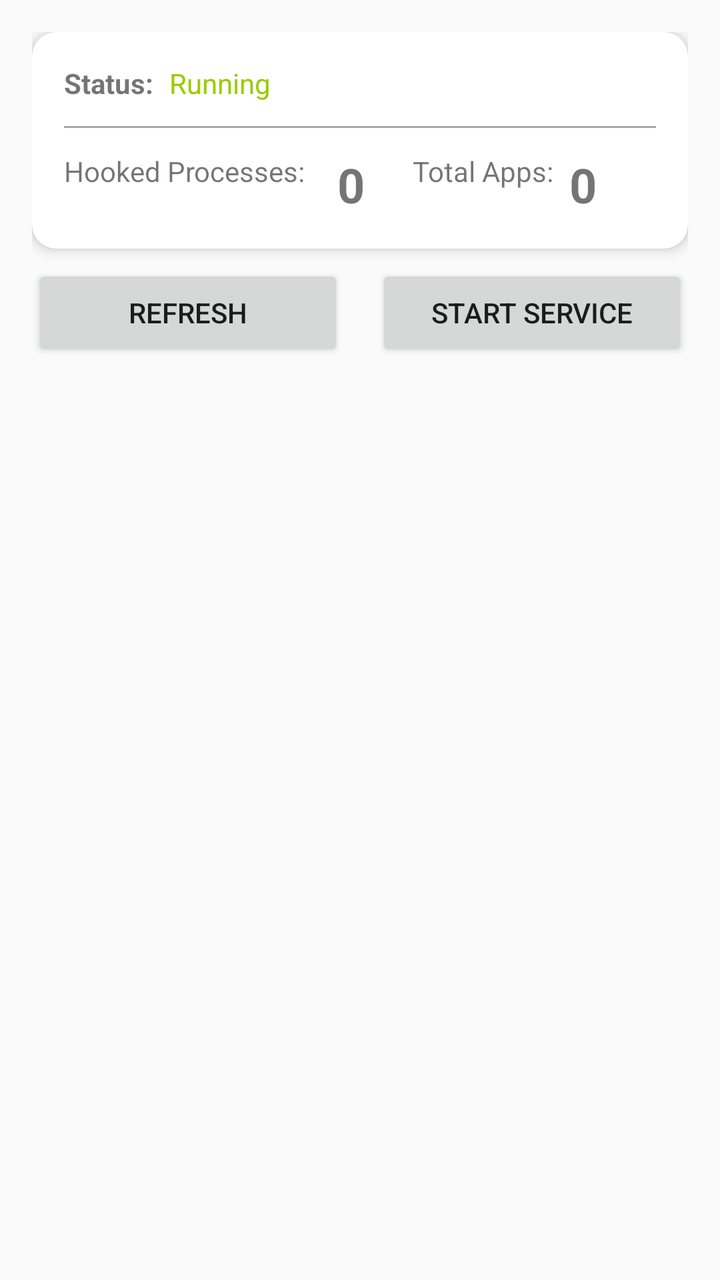
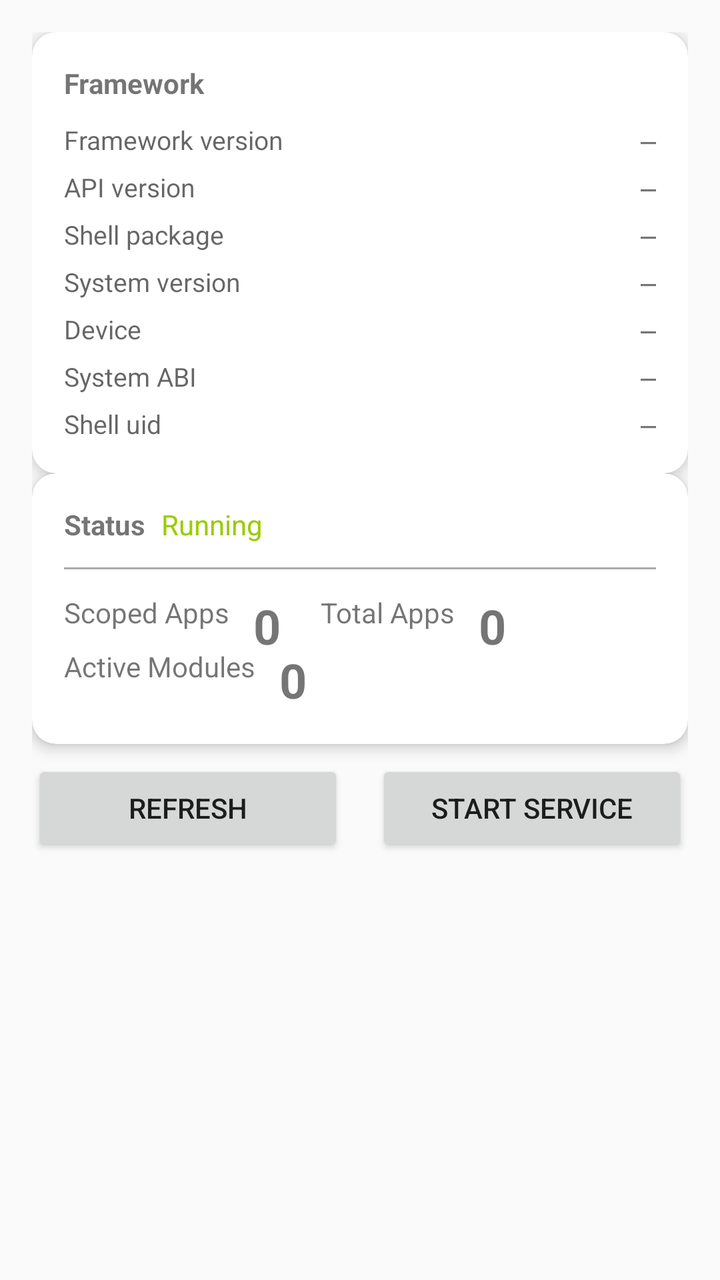

Two renders of the same Android screen: before a commit and after it. Below are the layout's source before the change and the commit's diff.
<!-- AndroidManifest.xml: application theme Theme.ShizuPosedManager -->
<!-- res/layout/fragment_home.xml -->
<?xml version="1.0" encoding="utf-8"?>
<androidx.constraintlayout.widget.ConstraintLayout 
    xmlns:android="http://schemas.android.com/apk/res/android"
    xmlns:app="http://schemas.android.com/apk/res-auto"
    xmlns:tools="http://schemas.android.com/tools"
    android:layout_width="match_parent"
    android:layout_height="match_parent"
    android:padding="16dp"
    android:background="?android:attr/windowBackground">

    <androidx.cardview.widget.CardView
        android:id="@+id/cardStatus"
        android:layout_width="0dp"
        android:layout_height="wrap_content"
        android:layout_marginBottom="16dp"
        app:cardCornerRadius="12dp"
        app:cardElevation="4dp"
        app:layout_constraintTop_toTopOf="parent"
        app:layout_constraintStart_toStartOf="parent"
        app:layout_constraintEnd_toEndOf="parent">

        <androidx.constraintlayout.widget.ConstraintLayout
            android:layout_width="match_parent"
            android:layout_height="wrap_content"
            android:padding="16dp">

            <TextView
                android:id="@+id/tvStatusLabel"
                android:layout_width="wrap_content"
                android:layout_height="wrap_content"
                android:text="Status:"
                android:textStyle="bold"
                android:textSize="14sp"
                app:layout_constraintStart_toStartOf="parent"
                app:layout_constraintTop_toTopOf="parent" />

            <TextView
                android:id="@+id/tvStatus"
                android:layout_width="wrap_content"
                android:layout_height="wrap_content"
                android:text="Running"
                android:textSize="14sp"
                android:textColor="@android:color/holo_green_light"
                android:layout_marginStart="8dp"
                app:layout_constraintStart_toEndOf="@id/tvStatusLabel"
                app:layout_constraintTop_toTopOf="parent" />

            <View
                android:id="@+id/divider1"
                android:layout_width="match_parent"
                android:layout_height="1dp"
                android:background="@android:color/darker_gray"
                android:layout_marginTop="12dp"
                app:layout_constraintTop_toBottomOf="@id/tvStatusLabel"
                app:layout_constraintStart_toStartOf="parent"
                app:layout_constraintEnd_toEndOf="parent" />

            <TextView
                android:id="@+id/tvHookedLabel"
                android:layout_width="wrap_content"
                android:layout_height="wrap_content"
                android:text="Hooked Processes:"
                android:textSize="14sp"
                android:layout_marginTop="12dp"
                app:layout_constraintStart_toStartOf="parent"
                app:layout_constraintTop_toBottomOf="@id/divider1" />

            <TextView
                android:id="@+id/tvHookedCount"
                android:layout_width="wrap_content"
                android:layout_height="wrap_content"
                android:text="0"
                android:textStyle="bold"
                android:textSize="24sp"
                android:layout_marginStart="16dp"
                app:layout_constraintStart_toEndOf="@id/tvHookedLabel"
                app:layout_constraintTop_toTopOf="@id/tvHookedLabel" />

            <TextView
                android:id="@+id/tvTotalAppsLabel"
                android:layout_width="wrap_content"
                android:layout_height="wrap_content"
                android:text="Total Apps:"
                android:textSize="14sp"
                android:layout_marginStart="24dp"
                app:layout_constraintStart_toEndOf="@id/tvHookedCount"
                app:layout_constraintTop_toTopOf="@id/tvHookedLabel" />

            <TextView
                android:id="@+id/tvTotalApps"
                android:layout_width="wrap_content"
                android:layout_height="wrap_content"
                android:text="0"
                android:textStyle="bold"
                android:textSize="24sp"
                android:layout_marginStart="8dp"
                app:layout_constraintStart_toEndOf="@id/tvTotalAppsLabel"
                app:layout_constraintTop_toTopOf="@id/tvHookedLabel" />

        </androidx.constraintlayout.widget.ConstraintLayout>
    </androidx.cardview.widget.CardView>

    <LinearLayout
        android:id="@+id/controlButtons"
        android:layout_width="0dp"
        android:layout_height="wrap_content"
        android:orientation="horizontal"
        android:layout_marginTop="8dp"
        app:layout_constraintTop_toBottomOf="@id/cardStatus"
        app:layout_constraintStart_toStartOf="parent"
        app:layout_constraintEnd_toEndOf="parent">

        <Button
            android:id="@+id/btnRefresh"
            android:layout_width="0dp"
            android:layout_height="wrap_content"
            android:layout_weight="1"
            android:text="Refresh"
            android:layout_marginEnd="8dp"
            android:padding="12dp" />

        <Button
            android:id="@+id/btnStartService"
            android:layout_width="0dp"
            android:layout_height="wrap_content"
            android:layout_weight="1"
            android:text="Start Service"
            android:layout_marginStart="8dp"
            android:padding="12dp" />

    </LinearLayout>

    <ProgressBar
        android:id="@+id/progressIndicator"
        android:layout_width="match_parent"
        android:layout_height="4dp"
        android:visibility="gone"
        android:progressTint="?attr/colorPrimary"
        app:layout_constraintTop_toBottomOf="@id/controlButtons"
        app:layout_constraintStart_toStartOf="parent"
        app:layout_constraintEnd_toEndOf="parent" />

    <androidx.recyclerview.widget.RecyclerView
        android:id="@+id/processRecyclerView"
        android:layout_width="0dp"
        android:layout_height="0dp"
        android:layout_marginTop="12dp"
        app:layout_constraintTop_toBottomOf="@id/progressIndicator"
        app:layout_constraintBottom_toBottomOf="parent"
        app:layout_constraintStart_toStartOf="parent"
        app:layout_constraintEnd_toEndOf="parent" />

</androidx.constraintlayout.widget.ConstraintLayout>
<!-- resources referenced by this layout -->
<resources>
  <style name="Theme.ShizuPosedManager" parent="Theme.AppCompat.DayNight.NoActionBar">
          
          <item name="colorPrimary">@color/md_theme_light_primary</item>
          <item name="colorPrimaryDark">@color/md_theme_light_primaryContainer</item>
          <item name="colorAccent">@color/md_theme_light_secondary</item>
  
          
          <item name="android:windowBackground">@color/md_theme_light_surface</item>
          <item name="android:colorBackground">@color/md_theme_light_surface</item>
  
          
          <item name="android:windowFullscreen">false</item>
          <item name="android:windowContentOverlay">@null</item>
          <item name="android:windowNoTitle">true</item>
          <item name="android:windowActionBar">false</item>
  
          
          <item name="android:statusBarColor">?attr/colorPrimary</item>
          <item name="android:windowLightStatusBar" tools:targetApi="m">true</item>
  
          
          <item name="android:navigationBarColor">@color/md_theme_light_surface</item>
          <item name="android:windowLightNavigationBar" tools:targetApi="o_mr1">true</item>
  
          
          <item name="android:windowAnimationStyle">@style/Animation.Activity</item>
      </style>
  <color name="md_theme_light_primary">#4CAF50</color>
  <color name="md_theme_light_primaryContainer">#C8E6C9</color>
  <color name="md_theme_light_secondary">#558B2F</color>
  <color name="md_theme_light_surface">#FAFAFA</color>
  <style name="Animation.Activity" parent="@android:style/Animation.Activity">
          <item name="android:activityOpenEnterAnimation">@android:anim/fade_in</item>
          <item name="android:activityOpenExitAnimation">@android:anim/fade_out</item>
          <item name="android:activityCloseEnterAnimation">@android:anim/fade_in</item>
          <item name="android:activityCloseExitAnimation">@android:anim/fade_out</item>
      </style>
</resources>

<!-- the commit's change to res/layout/fragment_home.xml (unified diff, before → after) -->
@@ -1,5 +1,5 @@
 <?xml version="1.0" encoding="utf-8"?>
-<androidx.constraintlayout.widget.ConstraintLayout 
+<androidx.constraintlayout.widget.ConstraintLayout
     xmlns:android="http://schemas.android.com/apk/res/android"
     xmlns:app="http://schemas.android.com/apk/res-auto"
     xmlns:tools="http://schemas.android.com/tools"
@@ -8,6 +8,219 @@
     android:padding="16dp"
     android:background="?android:attr/windowBackground">
 
+    
+    <androidx.cardview.widget.CardView
+        android:id="@+id/cardFrameworkInfo"
+        android:layout_width="0dp"
+        android:layout_height="wrap_content"
+        android:layout_marginBottom="12dp"
+        app:cardCornerRadius="12dp"
+        app:cardElevation="4dp"
+        app:layout_constraintTop_toTopOf="parent"
+        app:layout_constraintStart_toStartOf="parent"
+        app:layout_constraintEnd_toEndOf="parent">
+
+        <LinearLayout
+            android:layout_width="match_parent"
+            android:layout_height="wrap_content"
+            android:orientation="vertical"
+            android:padding="16dp">
+
+            <TextView
+                android:layout_width="wrap_content"
+                android:layout_height="wrap_content"
+                android:text="Framework"
+                android:textStyle="bold"
+                android:textSize="14sp" />
+
+            
+            <LinearLayout
+                android:layout_width="match_parent"
+                android:layout_height="wrap_content"
+                android:orientation="horizontal"
+                android:layout_marginTop="10dp">
+
+                <TextView
+                    android:layout_width="0dp"
+                    android:layout_height="wrap_content"
+                    android:layout_weight="1"
+                    android:text="Framework version"
+                    android:textSize="13sp"
+                    android:textColor="?android:attr/textColorSecondary" />
+
+                <TextView
+                    android:id="@+id/tvFrameworkVersion"
+                    android:layout_width="wrap_content"
+                    android:layout_height="wrap_content"
+                    android:text="—"
+                    android:textSize="13sp"
+                    android:fontFamily="monospace" />
+            </LinearLayout>
+
+            
+            <LinearLayout
+                android:layout_width="match_parent"
+                android:layout_height="wrap_content"
+                android:orientation="horizontal"
+                android:layout_marginTop="6dp">
+
+                <TextView
+                    android:layout_width="0dp"
+                    android:layout_height="wrap_content"
+                    android:layout_weight="1"
+                    android:text="API version"
+                    android:textSize="13sp"
+                    android:textColor="?android:attr/textColorSecondary" />
+
+                <TextView
+                    android:id="@+id/tvApiVersion"
+                    android:layout_width="wrap_content"
+                    android:layout_height="wrap_content"
+                    android:text="—"
+                    android:textSize="13sp"
+                    android:fontFamily="monospace" />
+            </LinearLayout>
+
+            
+            <LinearLayout
+                android:layout_width="match_parent"
+                android:layout_height="wrap_content"
+                android:orientation="horizontal"
+                android:layout_marginTop="6dp">
+
+                <TextView
+                    android:layout_width="0dp"
+                    android:layout_height="wrap_content"
+                    android:layout_weight="1"
+                    android:text="Shell package"
+                    android:textSize="13sp"
+                    android:textColor="?android:attr/textColorSecondary" />
+
+                <TextView
+                    android:id="@+id/tvShellPackage"
+                    android:layout_width="0dp"
+                    android:layout_height="wrap_content"
+                    android:layout_weight="1"
+                    android:text="—"
+                    android:textSize="13sp"
+                    android:fontFamily="monospace"
+                    android:gravity="end"
+                    android:maxLines="1"
+                    android:ellipsize="middle" />
+            </LinearLayout>
+
+            
+            <LinearLayout
+                android:layout_width="match_parent"
+                android:layout_height="wrap_content"
+                android:orientation="horizontal"
+                android:layout_marginTop="6dp">
+
+                <TextView
+                    android:layout_width="0dp"
+                    android:layout_height="wrap_content"
+                    android:layout_weight="1"
+                    android:text="System version"
+                    android:textSize="13sp"
+                    android:textColor="?android:attr/textColorSecondary" />
+
+                <TextView
+                    android:id="@+id/tvSystemVersion"
+                    android:layout_width="0dp"
+                    android:layout_height="wrap_content"
+                    android:layout_weight="1"
+                    android:text="—"
+                    android:textSize="13sp"
+                    android:fontFamily="monospace"
+                    android:gravity="end"
+                    android:maxLines="1"
+                    android:ellipsize="middle" />
+            </LinearLayout>
+
+            
+            <LinearLayout
+                android:layout_width="match_parent"
+                android:layout_height="wrap_content"
+                android:orientation="horizontal"
+                android:layout_marginTop="6dp">
+
+                <TextView
+                    android:layout_width="0dp"
+                    android:layout_height="wrap_content"
+                    android:layout_weight="1"
+                    android:text="Device"
+                    android:textSize="13sp"
+                    android:textColor="?android:attr/textColorSecondary" />
+
+                <TextView
+                    android:id="@+id/tvDevice"
+                    android:layout_width="0dp"
+                    android:layout_height="wrap_content"
+                    android:layout_weight="1"
+                    android:text="—"
+                    android:textSize="13sp"
+                    android:fontFamily="monospace"
+                    android:gravity="end"
+                    android:maxLines="1"
+                    android:ellipsize="middle" />
+            </LinearLayout>
+
+            
+            <LinearLayout
+                android:layout_width="match_parent"
+                android:layout_height="wrap_content"
+                android:orientation="horizontal"
+                android:layout_marginTop="6dp">
+
+                <TextView
+                    android:layout_width="0dp"
+                    android:layout_height="wrap_content"
+                    android:layout_weight="1"
+                    android:text="System ABI"
+                    android:textSize="13sp"
+                    android:textColor="?android:attr/textColorSecondary" />
+
+                <TextView
+                    android:id="@+id/tvSystemAbi"
+                    android:layout_width="0dp"
+                    android:layout_height="wrap_content"
+                    android:layout_weight="1"
+                    android:text="—"
+                    android:textSize="13sp"
+                    android:fontFamily="monospace"
+                    android:gravity="end"
+                    android:maxLines="1"
+                    android:ellipsize="middle" />
+            </LinearLayout>
+
+            
+            <LinearLayout
+                android:layout_width="match_parent"
+                android:layout_height="wrap_content"
+                android:orientation="horizontal"
+                android:layout_marginTop="6dp">
+
+                <TextView
+                    android:layout_width="0dp"
+                    android:layout_height="wrap_content"
+                    android:layout_weight="1"
+                    android:text="Shell uid"
+                    android:textSize="13sp"
+                    android:textColor="?android:attr/textColorSecondary" />
+
+                <TextView
+                    android:id="@+id/tvShellUid"
+                    android:layout_width="wrap_content"
+                    android:layout_height="wrap_content"
+                    android:text="—"
+                    android:textSize="13sp"
+                    android:fontFamily="monospace" />
+            </LinearLayout>
+
+        </LinearLayout>
+    </androidx.cardview.widget.CardView>
+
+    
     <androidx.cardview.widget.CardView
         android:id="@+id/cardStatus"
         android:layout_width="0dp"
@@ -15,7 +228,7 @@
         android:layout_marginBottom="16dp"
         app:cardCornerRadius="12dp"
         app:cardElevation="4dp"
-        app:layout_constraintTop_toTopOf="parent"
+        app:layout_constraintTop_toBottomOf="@id/cardFrameworkInfo"
         app:layout_constraintStart_toStartOf="parent"
         app:layout_constraintEnd_toEndOf="parent">
 
@@ -28,7 +241,7 @@
                 android:id="@+id/tvStatusLabel"
                 android:layout_width="wrap_content"
                 android:layout_height="wrap_content"
-                android:text="Status:"
+                android:text="@string/status"
                 android:textStyle="bold"
                 android:textSize="14sp"
                 app:layout_constraintStart_toStartOf="parent"
@@ -38,7 +251,7 @@
                 android:id="@+id/tvStatus"
                 android:layout_width="wrap_content"
                 android:layout_height="wrap_content"
-                android:text="Running"
+                android:text="@string/service_running"
                 android:textSize="14sp"
                 android:textColor="@android:color/holo_green_light"
                 android:layout_marginStart="8dp"
@@ -55,11 +268,12 @@
                 app:layout_constraintStart_toStartOf="parent"
                 app:layout_constraintEnd_toEndOf="parent" />
 
+            
             <TextView
                 android:id="@+id/tvHookedLabel"
                 android:layout_width="wrap_content"
                 android:layout_height="wrap_content"
-                android:text="Hooked Processes:"
+                android:text="@string/scoped_apps"
                 android:textSize="14sp"
                 android:layout_marginTop="12dp"
                 app:layout_constraintStart_toStartOf="parent"
@@ -72,17 +286,18 @@
                 android:text="0"
                 android:textStyle="bold"
                 android:textSize="24sp"
-                android:layout_marginStart="16dp"
+                android:layout_marginStart="12dp"
                 app:layout_constraintStart_toEndOf="@id/tvHookedLabel"
                 app:layout_constraintTop_toTopOf="@id/tvHookedLabel" />
 
+            
             <TextView
                 android:id="@+id/tvTotalAppsLabel"
                 android:layout_width="wrap_content"
                 android:layout_height="wrap_content"
-                android:text="Total Apps:"
-                android:textSize="14sp"
-                android:layout_marginStart="24dp"
+                android:text="@string/total_apps"
+                android:textSize="14sp"
+                android:layout_marginStart="20dp"
                 app:layout_constraintStart_toEndOf="@id/tvHookedCount"
                 app:layout_constraintTop_toTopOf="@id/tvHookedLabel" />
 
@@ -93,9 +308,31 @@
                 android:text="0"
                 android:textStyle="bold"
                 android:textSize="24sp"
-                android:layout_marginStart="8dp"
+                android:layout_marginStart="12dp"
                 app:layout_constraintStart_toEndOf="@id/tvTotalAppsLabel"
                 app:layout_constraintTop_toTopOf="@id/tvHookedLabel" />
+
+            
+            <TextView
+                android:id="@+id/tvActiveModulesLabel"
+                android:layout_width="wrap_content"
+                android:layout_height="wrap_content"
+                android:text="@string/active_modules"
+                android:textSize="14sp"
+                android:layout_marginTop="8dp"
+                app:layout_constraintStart_toStartOf="parent"
+                app:layout_constraintTop_toBottomOf="@id/tvHookedLabel" />
+
+            <TextView
+                android:id="@+id/tvActiveModules"
+                android:layout_width="wrap_content"
+                android:layout_height="wrap_content"
+                android:text="0"
+                android:textStyle="bold"
+                android:textSize="24sp"
+                android:layout_marginStart="12dp"
+                app:layout_constraintStart_toEndOf="@id/tvActiveModulesLabel"
+                app:layout_constraintTop_toTopOf="@id/tvActiveModulesLabel" />
 
         </androidx.constraintlayout.widget.ConstraintLayout>
     </androidx.cardview.widget.CardView>
@@ -115,7 +352,7 @@
             android:layout_width="0dp"
             android:layout_height="wrap_content"
             android:layout_weight="1"
-            android:text="Refresh"
+            android:text="@string/refresh"
             android:layout_marginEnd="8dp"
             android:padding="12dp" />
 
@@ -124,7 +361,7 @@
             android:layout_width="0dp"
             android:layout_height="wrap_content"
             android:layout_weight="1"
-            android:text="Start Service"
+            android:text="@string/start_service"
             android:layout_marginStart="8dp"
             android:padding="12dp" />
 
<!-- resource entries referenced after the edit -->
@@ -1,5 +1,12 @@
 <!-- resources referenced by this layout -->
 <resources>
+  <string name="active_modules">Active Modules</string>
+  <string name="refresh">Refresh</string>
+  <string name="scoped_apps">Scoped Apps</string>
+  <string name="service_running">Running</string>
+  <string name="start_service">Start Service</string>
+  <string name="status">Status</string>
+  <string name="total_apps">Total Apps</string>
   <style name="Theme.ShizuPosedManager" parent="Theme.AppCompat.DayNight.NoActionBar">
           
           <item name="colorPrimary">@color/md_theme_light_primary</item>
